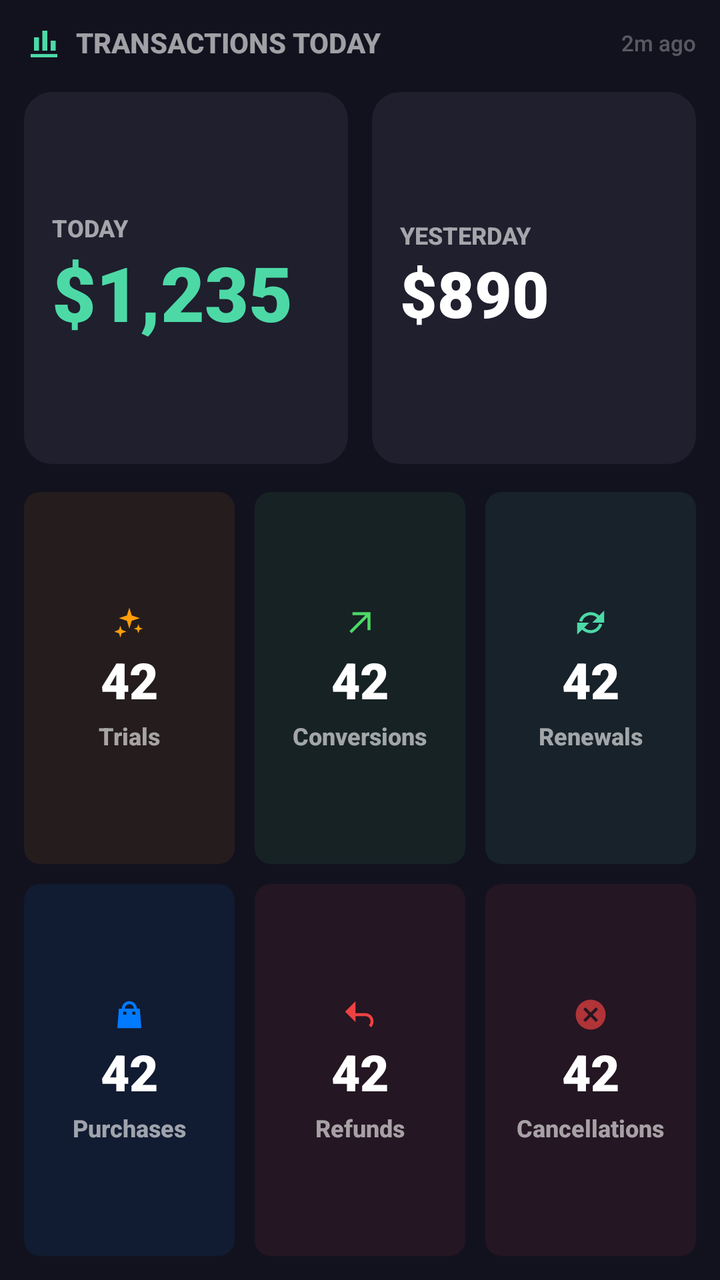
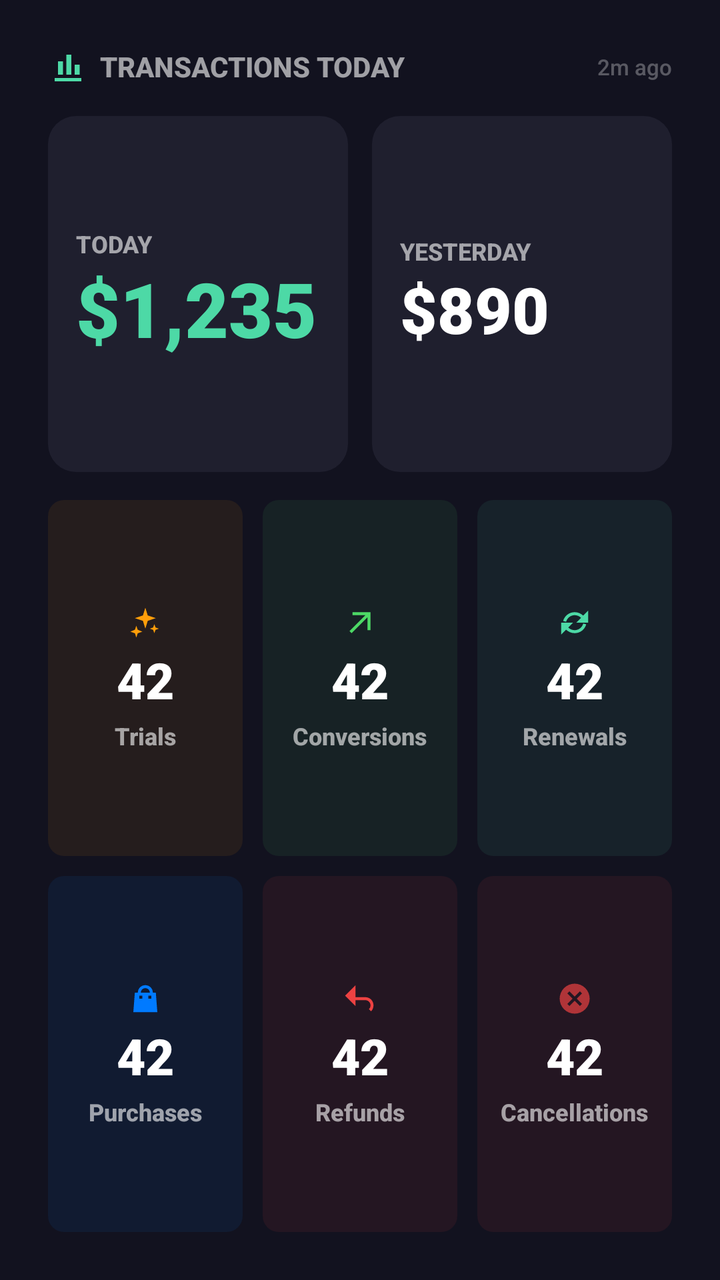

Screens rendered from an Android XML layout before and after an edit, with the pre-edit source and the edit as a unified diff.
<!-- AndroidManifest.xml: fallback theme Theme.MaterialComponents.DayNight.NoActionBar -->
<!-- res/layout/transactions_widget_large.xml -->
<?xml version="1.0" encoding="utf-8"?>
<LinearLayout xmlns:android="http://schemas.android.com/apk/res/android"
    android:id="@+id/widgetRoot"
    android:layout_width="match_parent"
    android:layout_height="match_parent"
    android:orientation="vertical"
    android:padding="12dp"
    android:background="@color/widgetBackground">

    <LinearLayout
        android:layout_width="match_parent"
        android:layout_height="wrap_content"
        android:orientation="horizontal"
        android:gravity="center_vertical">
        <ImageView
            android:layout_width="20dp"
            android:layout_height="20dp"
            android:src="@drawable/ic_widget_chart_bar"
            android:contentDescription="@null" />
        <TextView
            android:layout_width="wrap_content"
            android:layout_height="wrap_content"
            android:text="TRANSACTIONS TODAY"
            android:textSize="14sp"
            android:textStyle="bold"
            android:layout_marginStart="6dp"
            android:textColor="@color/widgetTextSecondary" android:fontFamily="sans-serif-medium" android:includeFontPadding="false" />
        <TextView android:layout_width="0dp" android:layout_height="0dp" android:layout_weight="1" />
        <TextView
            android:id="@+id/tvLastUpdated"
            android:layout_width="wrap_content"
            android:layout_height="wrap_content"
            android:text="2m ago"
            android:textSize="11sp"
            android:textColor="@color/widgetTextQuaternary" android:fontFamily="sans-serif-medium" android:includeFontPadding="false" />
    </LinearLayout>

    <LinearLayout android:layout_width="match_parent" android:layout_height="0dp" android:layout_weight="1" android:orientation="horizontal" android:layout_marginTop="14dp">
        <LinearLayout android:layout_width="0dp" android:layout_height="match_parent" android:layout_weight="1" android:orientation="vertical" android:gravity="center_vertical" android:padding="14dp" android:background="@drawable/bg_mtd_card">
            <TextView android:layout_width="wrap_content" android:layout_height="wrap_content" android:text="TODAY" android:textSize="12sp" android:textStyle="bold" android:textColor="@color/widgetTextSecondary" android:fontFamily="sans-serif-medium" android:includeFontPadding="false" />
            <TextView android:id="@+id/tvRevenue" android:layout_width="wrap_content" android:layout_height="wrap_content" android:text="$1,235" android:textSize="38sp" android:textStyle="bold" android:textColor="@color/widgetAccent" android:fontFamily="sans-serif-black" android:includeFontPadding="false" android:maxLines="1" android:ellipsize="end" android:layout_marginTop="4dp" />
        </LinearLayout>
        <LinearLayout android:layout_width="0dp" android:layout_height="match_parent" android:layout_weight="1" android:orientation="vertical" android:gravity="center_vertical" android:padding="14dp" android:background="@drawable/bg_mtd_card" android:layout_marginStart="12dp">
            <TextView android:layout_width="wrap_content" android:layout_height="wrap_content" android:text="YESTERDAY" android:textSize="12sp" android:textStyle="bold" android:textColor="@color/widgetTextSecondary" android:fontFamily="sans-serif-medium" android:includeFontPadding="false" />
            <TextView android:id="@+id/tvYesterday" android:layout_width="wrap_content" android:layout_height="wrap_content" android:text="$890" android:textSize="32sp" android:textStyle="bold" android:textColor="@color/widgetTextPrimary" android:fontFamily="sans-serif-black" android:includeFontPadding="false" android:maxLines="1" android:ellipsize="end" android:layout_marginTop="4dp" />
        </LinearLayout>
    </LinearLayout>

    <LinearLayout android:layout_width="match_parent" android:layout_height="0dp" android:layout_weight="1" android:orientation="horizontal" android:layout_marginTop="14dp">
        <LinearLayout
            android:id="@+id/cellTrials"
            android:layout_width="0dp"
            android:layout_height="match_parent"
            android:layout_weight="1"
            android:orientation="vertical"
            android:gravity="center"
            android:paddingTop="14dp"
            android:paddingBottom="14dp"
            android:background="@drawable/bg_count_cell_trial">
            <ImageView
                    android:layout_width="18dp"
                    android:layout_height="18dp"
                    android:src="@drawable/ic_widget_sparkles"
                    android:contentDescription="@null" />
            <TextView
                android:id="@+id/tvTrials"
                android:layout_width="wrap_content"
                android:layout_height="wrap_content"
                android:text="42"
                android:textSize="25sp"
                android:textStyle="bold"
                android:layout_marginTop="6dp"
                android:textColor="@color/widgetTextPrimary" android:fontFamily="sans-serif-black" android:includeFontPadding="false" />
            <TextView
                android:layout_width="wrap_content"
                android:layout_height="wrap_content"
                android:text="Trials"
                android:textSize="12sp"
                android:textStyle="bold"
                android:layout_marginTop="6dp"
                android:textColor="@color/widgetTextSecondary" android:fontFamily="sans-serif-medium" android:includeFontPadding="false" />
        </LinearLayout>
        <LinearLayout
            android:id="@+id/cellConversions"
            android:layout_width="0dp"
            android:layout_height="match_parent"
            android:layout_weight="1"
            android:orientation="vertical"
            android:gravity="center"
            android:paddingTop="14dp"
            android:paddingBottom="14dp"
            android:background="@drawable/bg_count_cell_conversion"
            android:layout_marginStart="10dp">
            <ImageView
                    android:layout_width="18dp"
                    android:layout_height="18dp"
                    android:src="@drawable/ic_widget_arrow_up_right"
                    android:contentDescription="@null" />
            <TextView
                android:id="@+id/tvConversions"
                android:layout_width="wrap_content"
                android:layout_height="wrap_content"
                android:text="42"
                android:textSize="25sp"
                android:textStyle="bold"
                android:layout_marginTop="6dp"
                android:textColor="@color/widgetTextPrimary" android:fontFamily="sans-serif-black" android:includeFontPadding="false" />
            <TextView
                android:layout_width="wrap_content"
                android:layout_height="wrap_content"
                android:text="Conversions"
                android:textSize="12sp"
                android:textStyle="bold"
                android:layout_marginTop="6dp"
                android:textColor="@color/widgetTextSecondary" android:fontFamily="sans-serif-medium" android:includeFontPadding="false" />
        </LinearLayout>
        <LinearLayout
            android:id="@+id/cellRenewals"
            android:layout_width="0dp"
            android:layout_height="match_parent"
            android:layout_weight="1"
            android:orientation="vertical"
            android:gravity="center"
            android:paddingTop="14dp"
            android:paddingBottom="14dp"
            android:background="@drawable/bg_count_cell_renewal"
            android:layout_marginStart="10dp">
            <ImageView
                    android:layout_width="18dp"
                    android:layout_height="18dp"
                    android:src="@drawable/ic_widget_renewal"
                    android:contentDescription="@null" />
            <TextView
                android:id="@+id/tvRenewals"
                android:layout_width="wrap_content"
                android:layout_height="wrap_content"
                android:text="42"
                android:textSize="25sp"
                android:textStyle="bold"
                android:layout_marginTop="6dp"
                android:textColor="@color/widgetTextPrimary" android:fontFamily="sans-serif-black" android:includeFontPadding="false" />
            <TextView
                android:layout_width="wrap_content"
                android:layout_height="wrap_content"
                android:text="Renewals"
                android:textSize="12sp"
                android:textStyle="bold"
                android:layout_marginTop="6dp"
                android:textColor="@color/widgetTextSecondary" android:fontFamily="sans-serif-medium" android:includeFontPadding="false" />
        </LinearLayout>
    </LinearLayout>
    <LinearLayout android:layout_width="match_parent" android:layout_height="0dp" android:layout_weight="1" android:orientation="horizontal" android:layout_marginTop="10dp">
        <LinearLayout
            android:id="@+id/cellPurchases"
            android:layout_width="0dp"
            android:layout_height="match_parent"
            android:layout_weight="1"
            android:orientation="vertical"
            android:gravity="center"
            android:paddingTop="14dp"
            android:paddingBottom="14dp"
            android:background="@drawable/bg_count_cell_purchase">
            <ImageView
                    android:layout_width="18dp"
                    android:layout_height="18dp"
                    android:src="@drawable/ic_widget_bag"
                    android:contentDescription="@null" />
            <TextView
                android:id="@+id/tvPurchases"
                android:layout_width="wrap_content"
                android:layout_height="wrap_content"
                android:text="42"
                android:textSize="25sp"
                android:textStyle="bold"
                android:layout_marginTop="6dp"
                android:textColor="@color/widgetTextPrimary" android:fontFamily="sans-serif-black" android:includeFontPadding="false" />
            <TextView
                android:layout_width="wrap_content"
                android:layout_height="wrap_content"
                android:text="Purchases"
                android:textSize="12sp"
                android:textStyle="bold"
                android:layout_marginTop="6dp"
                android:textColor="@color/widgetTextSecondary" android:fontFamily="sans-serif-medium" android:includeFontPadding="false" />
        </LinearLayout>
        <LinearLayout
            android:id="@+id/cellRefunds"
            android:layout_width="0dp"
            android:layout_height="match_parent"
            android:layout_weight="1"
            android:orientation="vertical"
            android:gravity="center"
            android:paddingTop="14dp"
            android:paddingBottom="14dp"
            android:background="@drawable/bg_count_cell_refund"
            android:layout_marginStart="10dp">
            <ImageView
                    android:layout_width="18dp"
                    android:layout_height="18dp"
                    android:src="@drawable/ic_widget_refund"
                    android:contentDescription="@null" />
            <TextView
                android:id="@+id/tvRefunds"
                android:layout_width="wrap_content"
                android:layout_height="wrap_content"
                android:text="42"
                android:textSize="25sp"
                android:textStyle="bold"
                android:layout_marginTop="6dp"
                android:textColor="@color/widgetTextPrimary" android:fontFamily="sans-serif-black" android:includeFontPadding="false" />
            <TextView
                android:layout_width="wrap_content"
                android:layout_height="wrap_content"
                android:text="Refunds"
                android:textSize="12sp"
                android:textStyle="bold"
                android:layout_marginTop="6dp"
                android:textColor="@color/widgetTextSecondary" android:fontFamily="sans-serif-medium" android:includeFontPadding="false" />
        </LinearLayout>
        <LinearLayout
            android:id="@+id/cellCancellations"
            android:layout_width="0dp"
            android:layout_height="match_parent"
            android:layout_weight="1"
            android:orientation="vertical"
            android:gravity="center"
            android:paddingTop="14dp"
            android:paddingBottom="14dp"
            android:background="@drawable/bg_count_cell_refund"
            android:layout_marginStart="10dp">
            <ImageView
                    android:layout_width="18dp"
                    android:layout_height="18dp"
                    android:src="@drawable/ic_widget_cancel"
                    android:contentDescription="@null" />
            <TextView
                android:id="@+id/tvCancellations"
                android:layout_width="wrap_content"
                android:layout_height="wrap_content"
                android:text="42"
                android:textSize="25sp"
                android:textStyle="bold"
                android:layout_marginTop="6dp"
                android:textColor="@color/widgetTextPrimary" android:fontFamily="sans-serif-black" android:includeFontPadding="false" />
            <TextView
                android:layout_width="wrap_content"
                android:layout_height="wrap_content"
                android:text="Cancellations"
                android:textSize="12sp"
                android:textStyle="bold"
                android:layout_marginTop="6dp"
                android:textColor="@color/widgetTextSecondary" android:fontFamily="sans-serif-medium" android:includeFontPadding="false" />
        </LinearLayout>
    </LinearLayout>
</LinearLayout>
<!-- resources referenced by this layout -->
<resources>
  <color name="widgetAccent">#4DD9A6</color>
  <color name="widgetBackground">#12121F</color>
  <color name="widgetTextPrimary">#FFFFFFFF</color>
  <color name="widgetTextQuaternary">#4DFFFFFF</color>
  <color name="widgetTextSecondary">#99FFFFFF</color>
  <!-- drawable bg_count_cell_conversion (drawable) -->
  <?xml version="1.0" encoding="utf-8"?>
  <shape xmlns:android="http://schemas.android.com/apk/res/android"
      android:shape="rectangle">
      <solid android:color="#144DD966" />
      <corners android:radius="8dp" />
  </shape>
  <!-- drawable bg_count_cell_purchase (drawable) -->
  <?xml version="1.0" encoding="utf-8"?>
  <shape xmlns:android="http://schemas.android.com/apk/res/android"
      android:shape="rectangle">
      <solid android:color="#14007AFF" />
      <corners android:radius="8dp" />
  </shape>
  <!-- drawable bg_count_cell_refund (drawable) -->
  <?xml version="1.0" encoding="utf-8"?>
  <shape xmlns:android="http://schemas.android.com/apk/res/android"
      android:shape="rectangle">
      <solid android:color="#14ED4242" />
      <corners android:radius="8dp" />
  </shape>
  <!-- drawable bg_count_cell_renewal (drawable) -->
  <?xml version="1.0" encoding="utf-8"?>
  <shape xmlns:android="http://schemas.android.com/apk/res/android"
      android:shape="rectangle">
      <solid android:color="#144DD9A6" />
      <corners android:radius="8dp" />
  </shape>
  <!-- drawable bg_count_cell_trial (drawable) -->
  <?xml version="1.0" encoding="utf-8"?>
  <shape xmlns:android="http://schemas.android.com/apk/res/android"
      android:shape="rectangle">
      <solid android:color="#14FF9E0A" />
      <corners android:radius="8dp" />
  </shape>
  <!-- drawable bg_mtd_card (drawable) -->
  <?xml version="1.0" encoding="utf-8"?>
  <shape xmlns:android="http://schemas.android.com/apk/res/android"
      android:shape="rectangle">
      <solid android:color="@color/widgetCardBackground" />
      <corners android:radius="14dp" />
  </shape>
  <!-- drawable ic_widget_arrow_up_right (drawable) -->
  <vector xmlns:android="http://schemas.android.com/apk/res/android" android:width="24dp" android:height="24dp" android:viewportWidth="24" android:viewportHeight="24">
      <path android:fillColor="@color/conversionGreen" android:pathData="M7,5h12v12h-2V8.4L6.4,19L5,17.6L15.6,7H7V5z"/>
  </vector>
  <!-- drawable ic_widget_cancel (drawable) -->
  <vector xmlns:android="http://schemas.android.com/apk/res/android" android:width="24dp" android:height="24dp" android:viewportWidth="24" android:viewportHeight="24">
      <path android:fillColor="@color/cancelRed" android:pathData="M12,2a10,10 0,1 0,0,20a10,10 0,0 0,0,-20zM8.5,7.1L12,10.6l3.5,-3.5l1.4,1.4L13.4,12l3.5,3.5l-1.4,1.4L12,13.4l-3.5,3.5l-1.4,-1.4l3.5,-3.5l-3.5,-3.5l1.4,-1.4z"/>
  </vector>
  <!-- drawable ic_widget_chart_bar (drawable) -->
  <vector xmlns:android="http://schemas.android.com/apk/res/android" android:width="24dp" android:height="24dp" android:viewportWidth="24" android:viewportHeight="24">
      <path android:fillColor="@color/widgetAccent" android:pathData="M4,20h16v-2H4v2zM6,16h3V8H6v8zM11,16h3V4h-3v12zM16,16h3v-6h-3v6z"/>
  </vector>
  <!-- drawable ic_widget_refund (drawable) -->
  <vector xmlns:android="http://schemas.android.com/apk/res/android" android:width="24dp" android:height="24dp" android:viewportWidth="24" android:viewportHeight="24">
      <path android:fillColor="@color/refundRed" android:pathData="M9,7V3L2,10l7,7v-4h6.5c2,0 3.5,1.5 3.5,3.5c0,1 -0.4,1.9 -1.1,2.5l1.5,1.4c1,-1 1.6,-2.4 1.6,-3.9c0,-3.1 -2.4,-5.5 -5.5,-5.5H9V7z"/>
  </vector>
  <color name="widgetCardBackground">#1F1F2E</color>
  <color name="conversionGreen">#4DD966</color>
  <color name="appleBlue">#007AFF</color>
  <color name="cancelRed">#B3ED4242</color>
  <color name="refundRed">#ED4242</color>
  <color name="trialOrange">#FF9E0A</color>
  <!-- unchanged entries left out for length: 3 -->
</resources>

<!-- the commit's change to res/layout/transactions_widget_large.xml (unified diff, before → after) -->
@@ -4,7 +4,7 @@
     android:layout_width="match_parent"
     android:layout_height="match_parent"
     android:orientation="vertical"
-    android:padding="12dp"
+    android:padding="24dp"
     android:background="@color/widgetBackground">
 
     <LinearLayout
